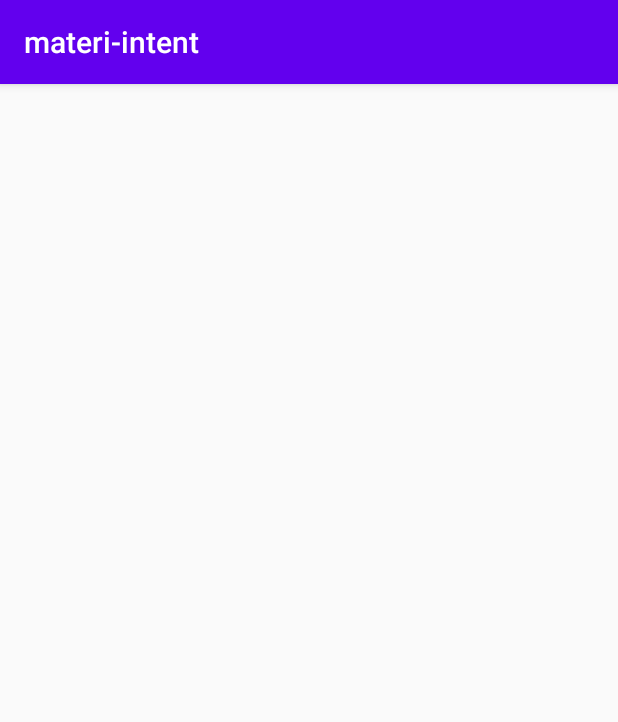
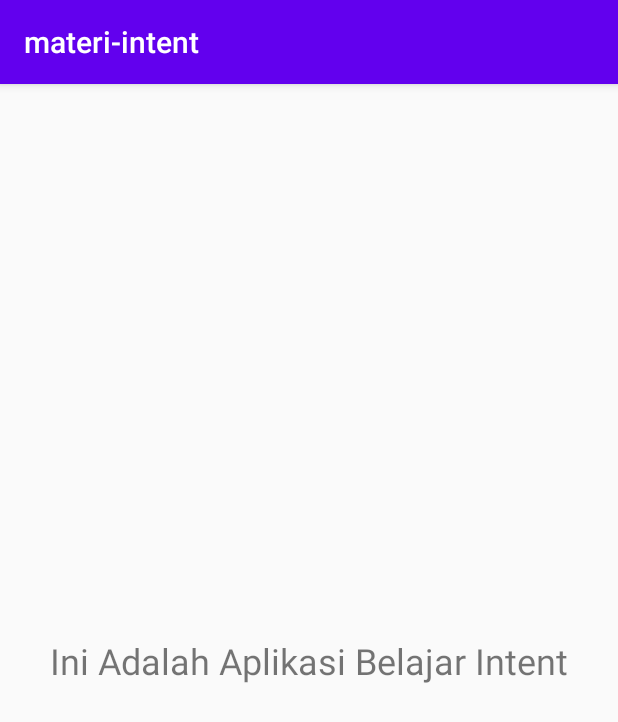
Before and after one commit to malvinpahlevi/learn-android-studio, an Android app: the Explicit screen opened directly, with no data from a screen before it, on a phone screen of 412 x 824 dp. Shown: the top 722 px of the screen. Run offline under Robolectric (Android 15) with nearby library versions, the phone set to English and light mode, and no system bars.

```diff
--- a/app/src/main/res/layout/activity_explicit.xml
+++ b/app/src/main/res/layout/activity_explicit.xml
@@ -6,4 +6,14 @@
     android:layout_height="match_parent"
     tools:context=".Explicit">
 
+    <TextView
+        android:id="@+id/textView"
+        android:layout_width="wrap_content"
+        android:layout_height="wrap_content"
+        android:text="Ini Adalah Aplikasi Belajar Intent"
+        android:textSize="24sp"
+        app:layout_constraintBottom_toBottomOf="parent"
+        app:layout_constraintEnd_toEndOf="parent"
+        app:layout_constraintStart_toStartOf="parent"
+        app:layout_constraintTop_toTopOf="parent" />
 </androidx.constraintlayout.widget.ConstraintLayout>
```
Also changed, not shown: app/src/main/java/com/example/materi_intent/Explicit.java (+7 -0 lines), app/src/main/java/com/example/materi_intent/MainActivity.java (+20 -0 lines).
